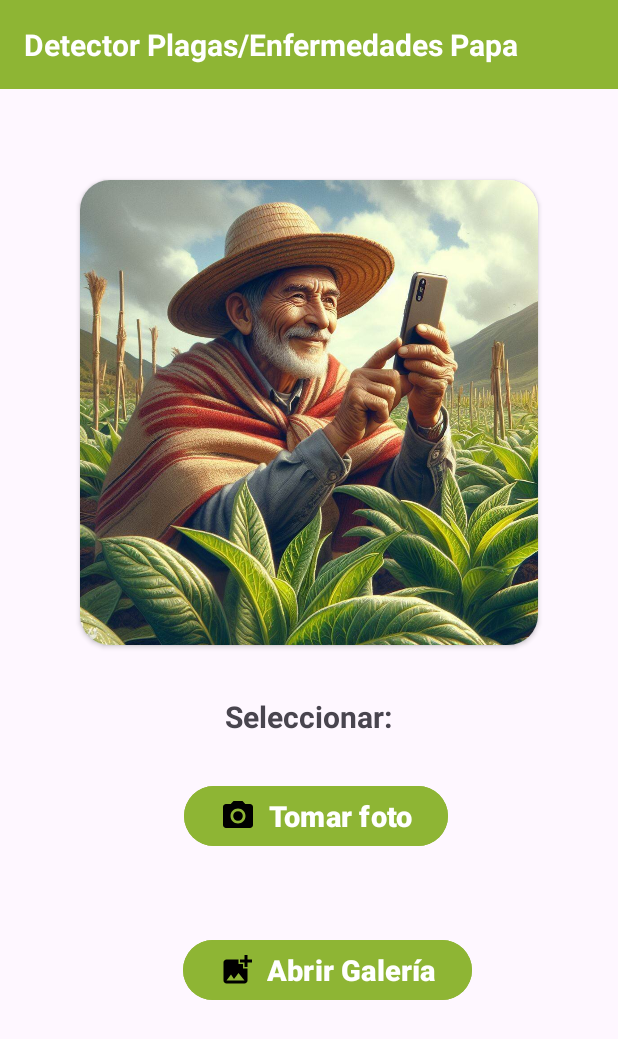
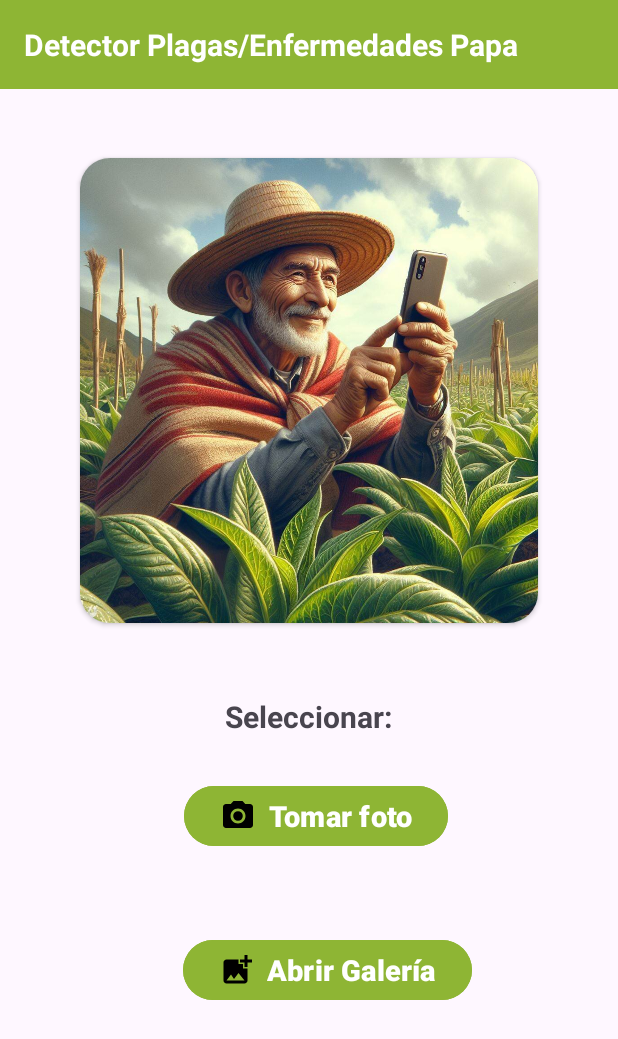
Before and after one commit to AngelGavilanez2023/tesis_app_identificacion_hojas_papa, an Android app: the screen it shows after launch (MainActivity), on a phone screen of 412 x 824 dp. Shown: the top 1039 px of the screen. Run offline under Robolectric (Android 15) with nearby library versions, the phone set to English and light mode, and no system bars; libraries missing offline, so code that uses them is left out: org.tensorflow.lite.

Commit message:
Completo Dos vistas v.10

```diff
--- a/app/src/main/res/layout/activity_main.xml
+++ b/app/src/main/res/layout/activity_main.xml
@@ -28,6 +28,49 @@
             android:textSize="20sp"
             android:textStyle="bold" />
     </LinearLayout>
+
+
+    <androidx.cardview.widget.CardView
+        android:id="@+id/cardView"
+        android:layout_width="wrap_content"
+        android:layout_height="wrap_content"
+        app:cardCornerRadius="20dp"
+        app:layout_constraintStart_toStartOf="parent"
+        app:layout_constraintTop_toTopOf="parent"
+        app:layout_constraintEnd_toEndOf="parent"
+        app:layout_constraintBottom_toTopOf="@+id/button">
+
+        <ImageView
+            android:id="@+id/imageView"
+            android:layout_width="305dp"
+            android:layout_height="310dp"
+            android:adjustViewBounds="true"
+            android:scaleType="fitXY"
+            android:src="@drawable/agricultor_celular_3" />
+
+    </androidx.cardview.widget.CardView>
+
+
+
+
+
+
+
+
+    <TextView
+        android:id="@+id/classified"
+        android:layout_width="wrap_content"
+        android:layout_height="wrap_content"
+        android:layout_marginTop="364dp"
+        android:text="Seleccionar:"
+        android:textSize="20sp"
+        android:textStyle="bold"
+        app:layout_constraintBottom_toBottomOf="parent"
+        app:layout_constraintHorizontal_bias="0.498"
+        app:layout_constraintLeft_toLeftOf="parent"
+        app:layout_constraintRight_toRightOf="parent"
+        app:layout_constraintTop_toTopOf="parent"
+        app:layout_constraintVertical_bias="0.231" />
 
     <Button
         android:id="@+id/button"
@@ -65,69 +108,4 @@
         app:layout_constraintTop_toTopOf="parent"
         app:layout_constraintVertical_bias="0.802" />
 
-    <androidx.cardview.widget.CardView
-        android:id="@+id/cardView"
-        android:layout_width="wrap_content"
-        android:layout_height="wrap_content"
-        app:cardCornerRadius="20dp"
-        app:layout_constraintStart_toStartOf="parent"
-        app:layout_constraintTop_toTopOf="parent"
-        app:layout_constraintEnd_toEndOf="parent"
-        app:layout_constraintBottom_toTopOf="@+id/progressBar">
-
-        <ImageView
-            android:id="@+id/imageView"
-            android:layout_width="305dp"
-            android:layout_height="310dp"
-            android:adjustViewBounds="true"
-            android:scaleType="fitXY"
-            android:src="@drawable/agricultor_celular_3" />
-    </androidx.cardview.widget.CardView>
-
-
-    <TextView
-        android:id="@+id/classified"
-        android:layout_width="wrap_content"
-        android:layout_height="wrap_content"
-        android:layout_marginTop="364dp"
-        android:text="Seleccionar:"
-        android:textSize="20sp"
-        android:textStyle="bold"
-        app:layout_constraintBottom_toBottomOf="parent"
-        app:layout_constraintHorizontal_bias="0.498"
-        app:layout_constraintLeft_toLeftOf="parent"
-        app:layout_constraintRight_toRightOf="parent"
-        app:layout_constraintTop_toTopOf="parent"
-        app:layout_constraintVertical_bias="0.231" />
-
-    <TextView
-        android:id="@+id/result"
-        android:layout_width="312dp"
-        android:layout_height="129dp"
-        android:text=""
-        android:textColor="@color/black"
-        android:textSize="18sp"
-        app:layout_constraintBottom_toBottomOf="parent"
-        app:layout_constraintEnd_toEndOf="parent"
-        app:layout_constraintHorizontal_bias="0.466"
-        app:layout_constraintStart_toStartOf="parent"
-        app:layout_constraintTop_toTopOf="parent"
-        app:layout_constraintVertical_bias="0.693" />
-
-    <ProgressBar
-        android:id="@+id/progressBar"
-        style="@style/ProgressBarStyle"
-        android:layout_width="306dp"
-        android:layout_height="7dp"
-        android:max="100"
-        android:progress="0"
-        android:visibility="gone"
-        app:layout_constraintBottom_toBottomOf="parent"
-        app:layout_constraintEnd_toEndOf="parent"
-        app:layout_constraintHorizontal_bias="0.472"
-        app:layout_constraintStart_toStartOf="parent"
-        app:layout_constraintTop_toTopOf="parent"
-        app:layout_constraintVertical_bias="0.667" />
-
-
 </androidx.constraintlayout.widget.ConstraintLayout>
```
